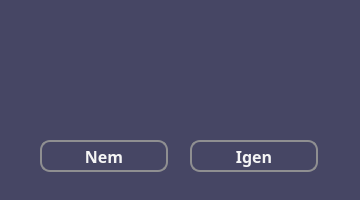
This is src/main/resources/ui/highcontrast/highContrastAreYouSure.ui in pkristof1999/Szakdolgozat as Qt 5 draws it before an edit. The edited form follows.
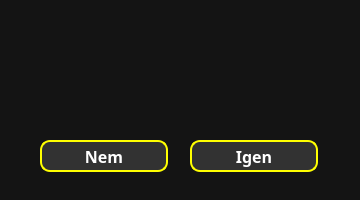
This is the edited form.

The edit to the form file:
```diff
--- a/src/main/resources/ui/highcontrast/highContrastAreYouSure.ui
+++ b/src/main/resources/ui/highcontrast/highContrastAreYouSure.ui
@@ -15,7 +15,7 @@
   </property>
   <property name="styleSheet">
    <string notr="true">* {
-	background-color: rgb(70, 70, 100);
+	background-color: rgb(20, 20, 20);
 }</string>
   </property>
   <widget class="QWidget" name="centralwidget">
@@ -30,7 +30,7 @@
     </property>
     <property name="styleSheet">
      <string notr="true">* {
-	background-color: rgb(70, 70, 100);
+	background-color: rgb(20, 20, 20);
     font-size: 16px;
     font-weight: bold;
 }</string>
@@ -53,10 +53,10 @@
      </property>
      <property name="styleSheet">
       <string notr="true">* {
-	background-color: rgb(70, 70, 100);
-	border: 2px solid #8f8f91;
+	background-color: rgb(50, 50, 50);
+	border: 2px solid yellow;
 	border-radius: 10px;
-	color: whitesmoke;
+	color: white;
 }
 
 *:hover {
@@ -86,10 +86,10 @@
      </property>
      <property name="styleSheet">
       <string notr="true">* {
-	background-color: rgb(70, 70, 100);
-	border: 2px solid #8f8f91;
+	background-color: rgb(50, 50, 50);
+	border: 2px solid yellow;
 	border-radius: 10px;
-	color: whitesmoke;
+	color: white;
 }
 
 *:hover {
@@ -126,7 +126,7 @@
      <property name="styleSheet">
       <string notr="true">* {
 	font-size: 16pt;
-	color: whitesmoke;
+	color: white;
 }</string>
      </property>
      <property name="frameShape">
```
Left out of the diff: 8 changed lines with no effect on the pictures.
